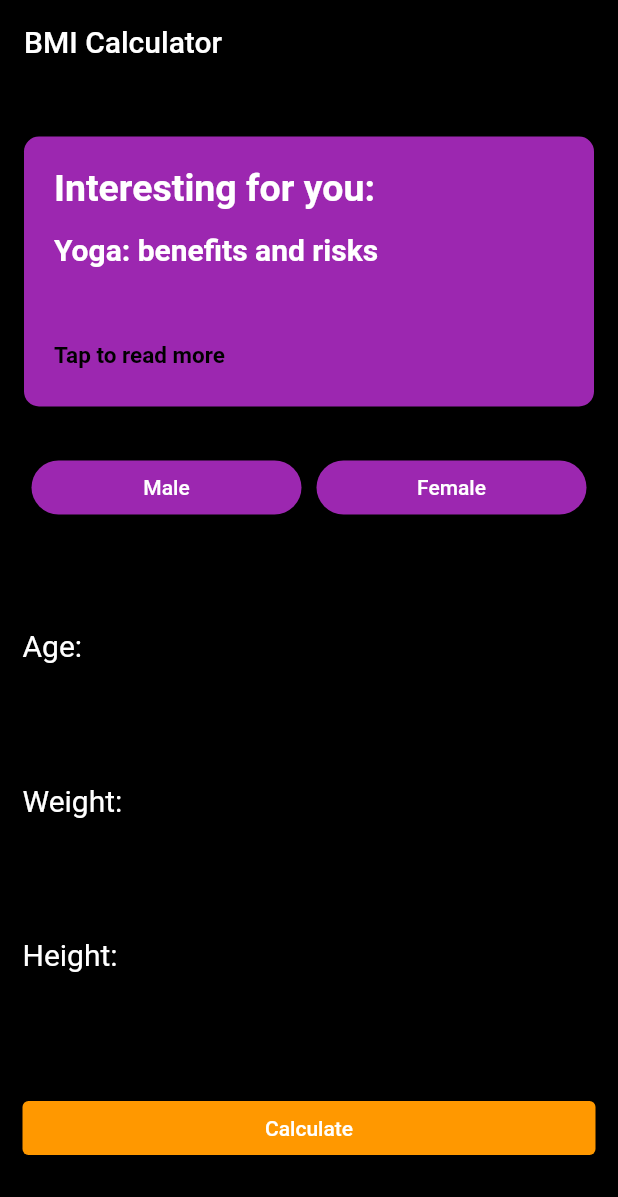
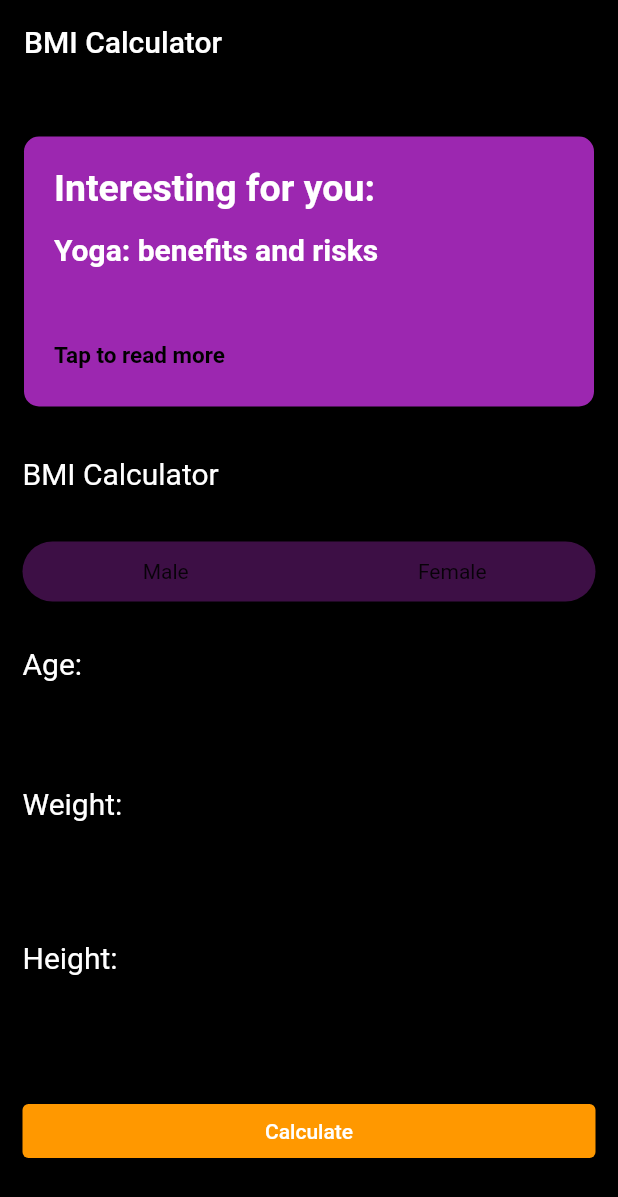
Before and after one commit to harishngt/flutterChallenge, a Flutter app: the screen it shows after launch, on a phone screen of 412 x 824 dp. Shown: the top 1197 px of the screen. Run offline on Flutter 3.47's test engine with Material 2 defaults, Android fonts, the phone set to English and light mode, and no system bars.

Commit message:
Changes in Gender Option

```diff
--- a/BMIcalculator/lib/bmicalc.dart
+++ b/BMIcalculator/lib/bmicalc.dart
@@ -1,35 +1,35 @@
-import 'dart:math';
-
-class CalculatorBrain {
-  CalculatorBrain({this.height, this.weight});
-
-  final int height;
-  final int weight;
-
-  double _bmi;
-
-  String calculateBMI() {
-    _bmi = weight / pow(height / 100, 2);
-    return _bmi.toStringAsFixed(1);
-  }
-
-  String getResult() {
-    if (_bmi >= 25) {
-      return 'Overweight';
-    } else if (_bmi > 18.5) {
-      return 'Normal';
-    } else {
-      return 'Underweight';
-    }
-  }
-
-  String getInterpretation() {
-    if (_bmi >= 25) {
-      return 'You have a higher than normal body weight. Try to exercise more.';
-    } else if (_bmi >= 18.5) {
-      return 'You have a normal body weight. Good job!';
-    } else {
-      return 'You have a lower than normal body weight. You can eat a bit more.';
-    }
-  }
-}
+// import 'dart:math';
+//
+// class CalculatorBrain {
+//   CalculatorBrain({this.height, this.weight});
+//
+//   final int height;
+//   final int weight;
+//
+//   double _bmi;
+//
+//   String calculateBMI() {
+//     _bmi = weight / pow(height / 100, 2);
+//     return _bmi.toStringAsFixed(1);
+//   }
+//
+//   String getResult() {
+//     if (_bmi >= 25) {
+//       return 'Overweight';
+//     } else if (_bmi > 18.5) {
+//       return 'Normal';
+//     } else {
+//       return 'Underweight';
+//     }
+//   }
+//
+//   String getInterpretation() {
+//     if (_bmi >= 25) {
+//       return 'You have a higher than normal body weight. Try to exercise more.';
+//     } else if (_bmi >= 18.5) {
+//       return 'You have a normal body weight. Good job!';
+//     } else {
+//       return 'You have a lower than normal body weight. You can eat a bit more.';
+//     }
+//   }
+// }
--- a/BMIcalculator/lib/mainscreen.dart
+++ b/BMIcalculator/lib/mainscreen.dart
@@ -12,11 +12,7 @@ class homepg extends StatefulWidget {
 }
 
 class _homepgState extends State<homepg> {
-  bool buttonindex = false;
-  List<String> chipcontent = [
-    'Male',
-    'Female',
-  ];
+  bool selected = false;
   @override
   Widget build(BuildContext context) {
     return Scaffold(
@@ -65,18 +61,68 @@ class _homepgState extends State<homepg> {
             SizedBox(
               height: 30,
             ),
-            Row(
-              mainAxisAlignment: MainAxisAlignment.center,
-              children: [
-                for (int i = 0; i < chipcontent.length; i++)
-                  chips(
-                    id: i,
-                    name: chipcontent[i],
-                  )
-              ],
+            Container(
+              alignment: Alignment.centerLeft,
+              height: 30,
+              child: Text(
+                "BMI Calculator",
+                style: TextStyle(color: Colors.white, fontSize: 20),
+              ),
             ),
             SizedBox(
-              height: 70,
+              height: 30,
+            ),
+            GestureDetector(
+              onTap: () {
+                setState(() {
+                  selected = !selected;
+                });
+              },
+              child: Stack(
+                children: [
+                  Container(
+                    height: 40,
+                    width: 400,
+                    decoration: BoxDecoration(
+                        borderRadius: BorderRadius.circular(20),
+                        color: Colors.purple.withAlpha(100)),
+                  ),
+                  AnimatedPositioned(
+                    duration: Duration(seconds: 1),
+                    child: Row(
+                      mainAxisAlignment: MainAxisAlignment.spaceAround,
+                      children: [
+                        Container(
+                          alignment: Alignment.center,
+                          height: 40,
+                          width: selected ? 200 : 150,
+                          child: Text("Male"),
+                          decoration: BoxDecoration(
+                              borderRadius: BorderRadius.circular(40),
+                              color: selected
+                                  ? Colors.purple
+                                  : Colors.purple.withAlpha(0)),
+                        ),
+                        Container(
+                          alignment: Alignment.center,
+                          height: 40,
+                          width: selected ? 200 : 150,
+                          child: Text("Female"),
+                          decoration: BoxDecoration(
+                            borderRadius: BorderRadius.circular(40),
+                            color: selected
+                                ? Colors.purple
+                                : Colors.purple.withAlpha(0),
+                          ),
+                        ),
+                      ],
+                    ),
+                  ),
+                ],
+              ),
+            ),
+            SizedBox(
+              height: 30,
             ),
             Column(
               crossAxisAlignment: CrossAxisAlignment.center,
@@ -87,10 +133,24 @@ class _homepgState extends State<homepg> {
                       'Age:',
                       style: TextStyle(color: Colors.white, fontSize: 20),
                     ),
+                    // Expanded(
+                    //   child: TextField(
+                    //     decoration: InputDecoration(
+                    //         enabledBorder: InputBorder(
+                    //             borderSide: BorderSide(
+                    //                 color: Colors.white.withAlpha(0))),
+                    //         focusedBorder: InputBorder(
+                    //             borderSide: BorderSide(color: Colors.white)),
+                    //         border: UnderlineInputBorder(
+                    //             borderSide: BorderSide(
+                    //                 color: Colors.white.withAlpha(0))),
+                    //         hintText: 'Enter Age'),
+                    //   ),
+                    // ),
                   ],
                 ),
                 SizedBox(
-                  height: 80,
+                  height: 70,
                 ),
                 Row(
                   children: [
@@ -131,37 +191,4 @@ class _homepgState extends State<homepg> {
       ),
     );
   }
-
-  Widget chips({
-    int id = 0,
-    String name = 'Male',
-  }) {
-    return Container(
-      margin: EdgeInsets.symmetric(horizontal: 5),
-      width: 180,
-      child: TextButton(
-        onPressed: () {
-          buttonindex = true;
-        },
-        style: TextButton.styleFrom(
-          foregroundColor: Colors.white,
-          backgroundColor:
-              (buttonindex = true) ? (Colors.purple) : (Colors.pink),
-          padding: EdgeInsets.symmetric(
-            horizontal: 10,
-            vertical: 5,
-          ),
-          shape: RoundedRectangleBorder(
-            borderRadius: BorderRadius.circular(20),
-          ),
-        ),
-        child: Text(
-          name,
-          style: TextStyle(
-            color: Colors.white,
-          ),
-        ),
-      ),
-    );
-  }
 }
```
Also changed, not shown: BMIcalculator/pubspec.lock.
